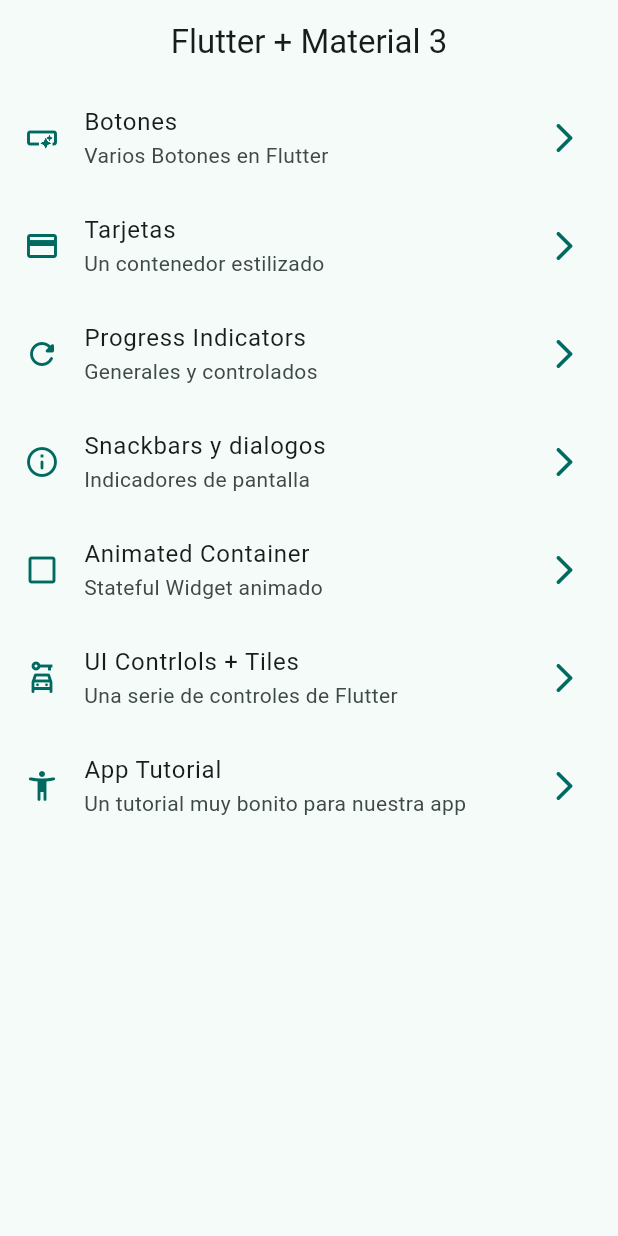
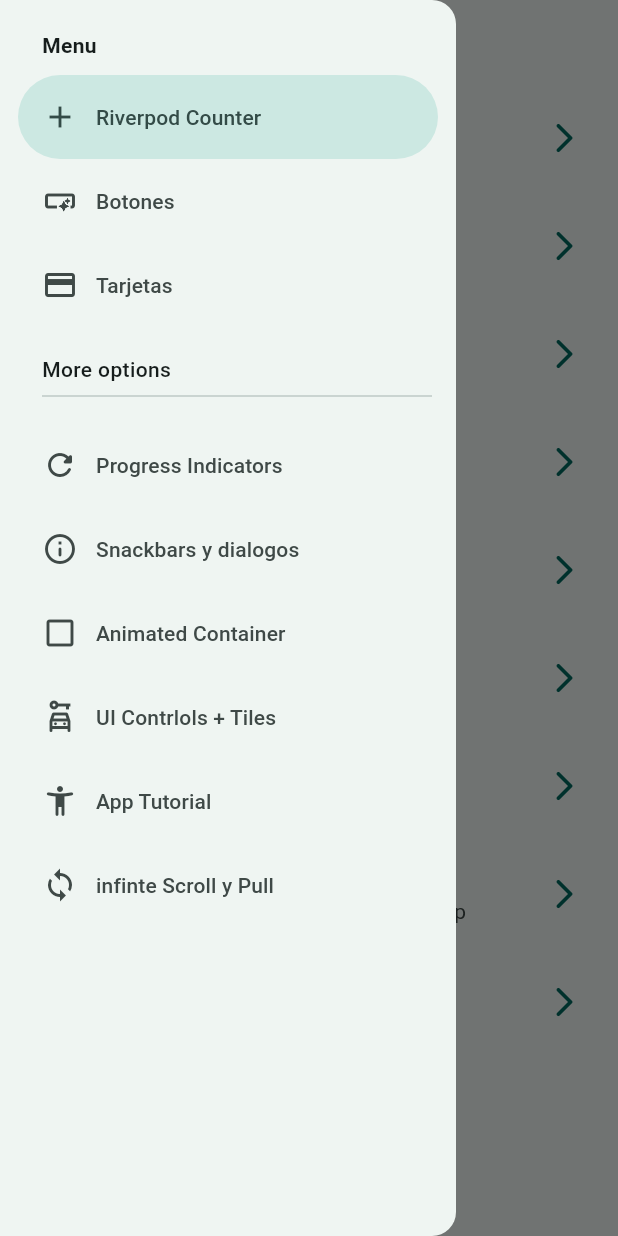
Before and after one commit to MatHeartGaming/flutter_widgets, a Flutter app: the screen it shows after launch, with the side drawer open (before the commit the screen has no drawer), on a phone screen of 412 x 824 dp. Run offline on Flutter 3.47's test engine with Material 2 defaults, Android fonts, the phone set to English and light mode, and no system bars; our stand-ins replace animate_do, flutter_riverpod, go_router.

```diff
--- a/lib/config/menu/menu_items.dart
+++ b/lib/config/menu/menu_items.dart
@@ -14,6 +14,7 @@ class MenuItem {
 }
 
 const appMenuItems = <MenuItem>[
+  MenuItem(title: "Riverpod Counter", subtitle: "Una pantalla con un contador", link: "/counter", icon: Icons.add),
   MenuItem(title: "Botones", subtitle: "Varios Botones en Flutter", link: "/buttons", icon: Icons.smart_button_outlined),
   MenuItem(title: "Tarjetas", subtitle: "Un contenedor estilizado", link: "/cards", icon: Icons.credit_card),
   MenuItem(title: "Progress Indicators", subtitle: "Generales y controlados", link: "/progress", icon: Icons.refresh_rounded),
@@ -21,4 +22,5 @@ const appMenuItems = <MenuItem>[
   MenuItem(title: "Animated Container", subtitle: "Stateful Widget animado", link: "/animated", icon: Icons.check_box_outline_blank_outlined),
   MenuItem(title: "UI Contrlols + Tiles", subtitle: "Una serie de controles de Flutter", link: "/ui-controls", icon: Icons.car_rental_outlined),
   MenuItem(title: "App Tutorial", subtitle: "Un tutorial muy bonito para nuestra app", link: "/tutorial", icon: Icons.accessibility_new_rounded),
+  MenuItem(title: "infinte Scroll y Pull", subtitle: "Listas infinita y tirar para refrescar", link: "/infinite", icon: Icons.loop_sharp),
 ];
--- a/lib/config/router/app_router.dart
+++ b/lib/config/router/app_router.dart
@@ -42,4 +42,14 @@ final appRouter = GoRouter(initialLocation: '/', routes: [
     path: '/tutorial',
     builder: (context, state) => const AppTutorialScreen(),
   ),
+  GoRoute(
+    name: InfinteScrollScreen.name,
+    path: '/infinite',
+    builder: (context, state) => const InfinteScrollScreen(),
+  ),
+  GoRoute(
+    name: CounterScreen.name,
+    path: '/counter',
+    builder: (context, state) => const CounterScreen(),
+  ),
 ]);
--- a/lib/main.dart
+++ b/lib/main.dart
@@ -1,9 +1,13 @@
 import 'package:flutter/material.dart';
+import 'package:flutter_riverpod/flutter_riverpod.dart';
 import 'package:widgets_app/config/router/app_router.dart';
 import 'package:widgets_app/config/themes/app_theme.dart';
 
 void main() {
-  runApp(const MainApp());
+  runApp(const ProviderScope(
+      child: MainApp(),
+    )
+  );
 }
 
 class MainApp extends StatelessWidget {
--- /dev/null
+++ b/lib/presentation/providers/counter_provider.dart
@@ -0,0 +1,3 @@
+import 'package:flutter_riverpod/flutter_riverpod.dart';
+
+final counterProvider = StateProvider((ref) => null);
--- a/lib/presentation/screens/home/home_screen.dart
+++ b/lib/presentation/screens/home/home_screen.dart
@@ -1,16 +1,22 @@
 import 'package:flutter/material.dart';
 import 'package:go_router/go_router.dart';
 import 'package:widgets_app/config/menu/menu_items.dart';
+import 'package:widgets_app/presentation/widgets/drawers/side_menu.dart';
 
 class HomeScreen extends StatelessWidget {
-
   static const String name = 'home_screen';
 
   const HomeScreen({super.key});
 
   @override
   Widget build(BuildContext context) {
+    final scaffoldKey = GlobalKey<ScaffoldState>();
     return Scaffold(
+      key: scaffoldKey,
+      drawer: SideMenu(
+        scaffoldKey: scaffoldKey,
+        menuItems: appMenuItems,
+      ),
       appBar: AppBar(
         title: const Text("Flutter + Material 3"),
       ),
--- a/lib/presentation/screens/screens.dart
+++ b/lib/presentation/screens/screens.dart
@@ -1,3 +1,4 @@
+export 'package:widgets_app/presentation/screens/counter/counter_screen.dart';
 export 'package:widgets_app/presentation/screens/animated/animated_screen.dart';
 export 'package:widgets_app/presentation/screens/app_tutorial/app_tutorial_screen.dart';
 export 'package:widgets_app/presentation/screens/infinte_scroll/infinte_scroll_screen.dart';
--- /dev/null
+++ b/lib/presentation/widgets/drawers/side_menu.dart
@@ -0,0 +1,70 @@
+import 'package:flutter/material.dart';
+import 'package:go_router/go_router.dart';
+import 'package:widgets_app/config/menu/menu_items.dart';
+
+class SideMenu extends StatefulWidget {
+  final GlobalKey<ScaffoldState> scaffoldKey;
+  final List<MenuItem> menuItems;
+
+  const SideMenu(
+      {super.key, this.menuItems = const [], required this.scaffoldKey})
+      : assert(menuItems.length > 3);
+
+  @override
+  State<SideMenu> createState() => _SideMenuState();
+}
+
+class _SideMenuState extends State<SideMenu> {
+  int navDrawerIndex = 0;
+
+  @override
+  Widget build(BuildContext context) {
+    // To Check for notch presence
+    final hasNotch = MediaQuery.of(context).viewPadding.top > 35;
+
+    return NavigationDrawer(
+        selectedIndex: navDrawerIndex,
+        onDestinationSelected: (newIndex) {
+          setState(() {
+            navDrawerIndex = newIndex;
+          });
+          MenuItem menuItem = widget.menuItems[newIndex];
+          context.push(menuItem.link);
+          widget.scaffoldKey.currentState?.closeDrawer();
+        },
+        children: [
+          Padding(
+            padding: EdgeInsets.fromLTRB(28, hasNotch ? 10 : 20, 16, 10),
+            child: const Text(
+              "Menu",
+              style: TextStyle(fontWeight: FontWeight.bold),
+            ),
+          ),
+          ...widget.menuItems
+              .sublist(0, 3)
+              .map((item) => NavigationDrawerDestination(
+                    icon: Icon(item.icon),
+                    label: Text(item.title),
+                  )),
+          const Padding(
+            padding: EdgeInsets.fromLTRB(28, 18, 16, 10),
+            child: Column(
+              crossAxisAlignment: CrossAxisAlignment.start,
+              children: [
+                Text(
+                  "More options",
+                  style: TextStyle(fontWeight: FontWeight.w500),
+                ),
+                Divider(),
+              ],
+            ),
+          ),
+          ...widget.menuItems
+              .sublist(3)
+              .map((item) => NavigationDrawerDestination(
+                    icon: Icon(item.icon),
+                    label: Text(item.title),
+                  )),
+        ]);
+  }
+}
--- a/pubspec.yaml
+++ b/pubspec.yaml
@@ -10,6 +10,7 @@ dependencies:
   animate_do: ^3.1.2
   flutter:
     sdk: flutter
+  flutter_riverpod: ^2.4.4
   go_router: ^11.1.2
 
 dev_dependencies:
```
Also changed, not shown: lib/presentation/screens/counter/counter_screen.dart (added, +25 -0 lines), lib/presentation/screens/infinte_scroll/infinte_scroll_screen.dart (+120 -3 lines), pubspec.lock.
